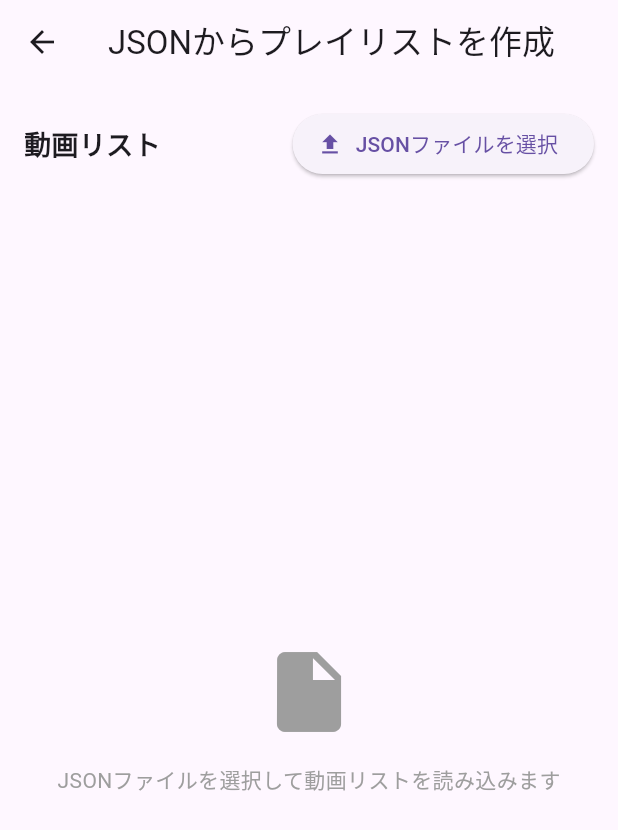
After one commit to LiFE-124C41/uta_picker, a Flutter app: the PlaylistImportPage screen opened by its route, after a tap on "JSONファイルを選択", on a phone screen of 412 x 824 dp. The commit adds this screen. Shown: the top 830 px of the screen. Run offline on Flutter 3.47's test engine with Material 3 defaults, Android fonts, the phone set to English and light mode, and no system bars; our stand-ins replace file_picker, shared_preferences, sqflite_common, sqflite_common_ffi, webview_flutter; missing offline and left inert: dart:html, dart:js, dart:ui_web; accounts and stored records are empty.

```diff
--- a/lib/presentation/app.dart
+++ b/lib/presentation/app.dart
@@ -2,6 +2,7 @@
 import 'package:flutter/material.dart';
 import 'pages/home_page.dart';
 import 'pages/playlist_management_page.dart';
+import 'pages/playlist_import_page.dart';
 import '../../domain/repositories/track_repository.dart';
 import '../../domain/repositories/playlist_repository.dart';
 
@@ -28,6 +29,9 @@ class MyApp extends StatelessWidget {
         '/playlist-management': (context) => PlaylistManagementPage(
           playlistRepository: playlistRepository,
         ),
+        '/playlist-import': (context) => PlaylistImportPage(
+          playlistRepository: playlistRepository,
+        ),
       },
     );
   }
--- /dev/null
+++ b/lib/presentation/pages/playlist_import_page.dart
@@ -0,0 +1,316 @@
+// lib/presentation/pages/playlist_import_page.dart
+import 'dart:convert';
+import 'package:flutter/material.dart';
+import 'package:flutter/foundation.dart' show kIsWeb;
+import 'package:file_picker/file_picker.dart';
+import '../../../platform/stubs/io_stub.dart' if (dart.library.io) 'dart:io'
+    as io_platform;
+
+import '../../../domain/entities/video_item.dart';
+import '../../../domain/entities/playlist_item.dart';
+import '../../../domain/repositories/playlist_repository.dart';
+
+class PlaylistImportPage extends StatefulWidget {
+  final PlaylistRepository playlistRepository;
+
+  const PlaylistImportPage({
+    Key? key,
+    required this.playlistRepository,
+  }) : super(key: key);
+
+  @override
+  State<PlaylistImportPage> createState() => _PlaylistImportPageState();
+}
+
+class _PlaylistImportPageState extends State<PlaylistImportPage> {
+  List<VideoItem> videos = [];
+  bool isLoading = false;
+
+  @override
+  Widget build(BuildContext context) {
+    return Scaffold(
+      appBar: AppBar(
+        title: Text('JSONからプレイリストを作成'),
+      ),
+      body: Column(
+        children: [
+          Padding(
+            padding: EdgeInsets.all(16),
+            child: Row(
+              mainAxisAlignment: MainAxisAlignment.spaceBetween,
+              children: [
+                Text(
+                  '動画リスト',
+                  style: TextStyle(fontSize: 18, fontWeight: FontWeight.bold),
+                ),
+                ElevatedButton.icon(
+                  icon: Icon(Icons.file_upload),
+                  label: Text('JSONファイルを選択'),
+                  onPressed: isLoading ? null : _importJsonFile,
+                ),
+              ],
+            ),
+          ),
+          if (videos.isEmpty)
+            Expanded(
+              child: Center(
+                child: Column(
+                  mainAxisAlignment: MainAxisAlignment.center,
+                  children: [
+                    Icon(Icons.insert_drive_file, size: 64, color: Colors.grey),
+                    SizedBox(height: 16),
+                    Text(
+                      'JSONファイルを選択して動画リストを読み込みます',
+                      style: TextStyle(color: Colors.grey),
+                    ),
+                  ],
+                ),
+              ),
+            )
+          else
+            Expanded(
+              child: Column(
+                children: [
+                  Padding(
+                    padding: EdgeInsets.symmetric(horizontal: 16),
+                    child: Row(
+                      mainAxisAlignment: MainAxisAlignment.spaceBetween,
+                      children: [
+                        Text(
+                          '動画数: ${videos.length}',
+                          style: TextStyle(fontSize: 14),
+                        ),
+                        ElevatedButton(
+                          onPressed: _clearList,
+                          child: Text('リストをクリア'),
+                        ),
+                      ],
+                    ),
+                  ),
+                  SizedBox(height: 8),
+                  Expanded(
+                    child: ListView.builder(
+                      itemCount: videos.length,
+                      itemBuilder: (context, idx) {
+                        final video = videos[idx];
+                        return ListTile(
+                          leading: CircleAvatar(
+                            child: Text('${idx + 1}'),
+                          ),
+                          title: Text(
+                            video.title,
+                            maxLines: 2,
+                            overflow: TextOverflow.ellipsis,
+                          ),
+                          subtitle: Text('ID: ${video.videoId}'),
+                          trailing: IconButton(
+                            icon: Icon(Icons.add_circle_outline),
+                            onPressed: () => _showCreatePlaylistItemDialog(video),
+                            tooltip: 'プレイリストに追加',
+                          ),
+                          onTap: () => _showCreatePlaylistItemDialog(video),
+                        );
+                      },
+                    ),
+                  ),
+                ],
+              ),
+            ),
+        ],
+      ),
+    );
+  }
+
+  Future<void> _importJsonFile() async {
+    setState(() {
+      isLoading = true;
+    });
+
+    try {
+      final res = await FilePicker.platform
+          .pickFiles(type: FileType.any, allowMultiple: false);
+      if (res == null) {
+        setState(() {
+          isLoading = false;
+        });
+        return;
+      }
+
+      String jsonStr;
+      if (kIsWeb) {
+        final bytes = res.files.first.bytes;
+        if (bytes == null) {
+          setState(() {
+            isLoading = false;
+          });
+          return;
+        }
+        jsonStr = utf8.decode(bytes);
+      } else {
+        final file = io_platform.File(res.files.first.path!);
+        jsonStr = await file.readAsString();
+      }
+
+      final arr = jsonDecode(jsonStr) as List<dynamic>;
+      setState(() {
+        videos = arr
+            .map((e) => VideoItem.fromJson(e as Map<String, dynamic>))
+            .toList();
+        isLoading = false;
+      });
+
+      ScaffoldMessenger.of(context).showSnackBar(
+        SnackBar(content: Text('${videos.length}件の動画を読み込みました')),
+      );
+    } catch (e) {
+      setState(() {
+        isLoading = false;
+      });
+      ScaffoldMessenger.of(context).showSnackBar(
+        SnackBar(content: Text('JSONファイルの読み込みに失敗しました: $e')),
+      );
+    }
+  }
+
+  void _clearList() {
+    setState(() {
+      videos = [];
+    });
+  }
+
+  /// '00:00'形式（分:秒）の文字列を秒数に変換
+  /// 例: "01:30" -> 90, "00:30" -> 30
+  int? _parseTimeString(String timeStr) {
+    final parts = timeStr.split(':');
+    if (parts.length != 2) return null;
+
+    final minutes = int.tryParse(parts[0]);
+    final seconds = int.tryParse(parts[1]);
+
+    if (minutes == null || seconds == null) return null;
+    if (seconds < 0 || seconds >= 60) return null;
+    if (minutes < 0) return null;
+
+    return minutes * 60 + seconds;
+  }
+
+  /// 動画からプレイリストアイテムを作成するダイアログを表示
+  Future<void> _showCreatePlaylistItemDialog(VideoItem video) async {
+    final startSecController = TextEditingController();
+    final endSecController = TextEditingController();
+    final videoTitleController = TextEditingController(text: video.title);
+    final songTitleController = TextEditingController();
+
+    final result = await showDialog<bool>(
+      context: context,
+      builder: (context) => AlertDialog(
+        title: Text('プレイリストに追加'),
+        content: SingleChildScrollView(
+          child: Column(
+            mainAxisSize: MainAxisSize.min,
+            children: [
+              Text(
+                '動画: ${video.title}',
+                style: TextStyle(fontSize: 12, color: Colors.grey[600]),
+              ),
+              SizedBox(height: 8),
+              Text(
+                '動画ID: ${video.videoId}',
+                style: TextStyle(fontSize: 12, color: Colors.grey[600]),
+              ),
+              SizedBox(height: 16),
+              TextField(
+                controller: startSecController,
+                decoration: InputDecoration(
+                  labelText: '開始時刻（分:秒）',
+                  hintText: '例: 00:30',
+                ),
+                autofocus: true,
+              ),
+              SizedBox(height: 8),
+              TextField(
+                controller: endSecController,
+                decoration: InputDecoration(
+                  labelText: '終了時刻（分:秒）',
+                  hintText: '例: 01:30',
+                ),
+              ),
+              SizedBox(height: 8),
+              TextField(
+                controller: videoTitleController,
+                decoration: InputDecoration(
+                  labelText: '動画タイトル（オプション）',
+                  hintText: '例: YouTube動画のタイトル',
+                ),
+              ),
+              SizedBox(height: 8),
+              TextField(
+                controller: songTitleController,
+                decoration: InputDecoration(
+                  labelText: '楽曲タイトル（オプション）',
+                  hintText: '例: 曲名',
+                ),
+              ),
+            ],
+          ),
+        ),
+        actions: [
+          TextButton(
+            onPressed: () => Navigator.pop(context, false),
+            child: Text('キャンセル'),
+          ),
+          TextButton(
+            onPressed: () => Navigator.pop(context, true),
+            child: Text('追加'),
+          ),
+        ],
+      ),
+    );
+
+    if (result == true) {
+      final startSecStr = startSecController.text.trim();
+      final endSecStr = endSecController.text.trim();
+      final videoTitle = videoTitleController.text.trim();
+      final songTitle = songTitleController.text.trim();
+
+      if (startSecStr.isEmpty || endSecStr.isEmpty) {
+        ScaffoldMessenger.of(context).showSnackBar(
+          SnackBar(content: Text('開始時刻と終了時刻は必須です')),
+        );
+        return;
+      }
+
+      final startSec = _parseTimeString(startSecStr);
+      final endSec = _parseTimeString(endSecStr);
+
+      if (startSec == null || endSec == null) {
+        ScaffoldMessenger.of(context).showSnackBar(
+          SnackBar(
+              content: Text(
+                  '開始時刻と終了時刻は「分:秒」形式（例: 00:30）で入力してください')),
+        );
+        return;
+      }
+
+      if (startSec >= endSec) {
+        ScaffoldMessenger.of(context).showSnackBar(
+          SnackBar(content: Text('終了時刻は開始時刻より大きくしてください')),
+        );
+        return;
+      }
+
+      final item = PlaylistItem(
+        videoId: video.videoId,
+        startSec: startSec,
+        endSec: endSec,
+        videoTitle: videoTitle.isEmpty ? null : videoTitle,
+        songTitle: songTitle.isEmpty ? null : songTitle,
+      );
+
+      await widget.playlistRepository.addPlaylistItem(item);
+      ScaffoldMessenger.of(context).showSnackBar(
+        SnackBar(content: Text('プレイリストに追加しました')),
+      );
+    }
+  }
+}
```
Also changed, not shown: lib/presentation/pages/home_page.dart (+5 -31 lines).
